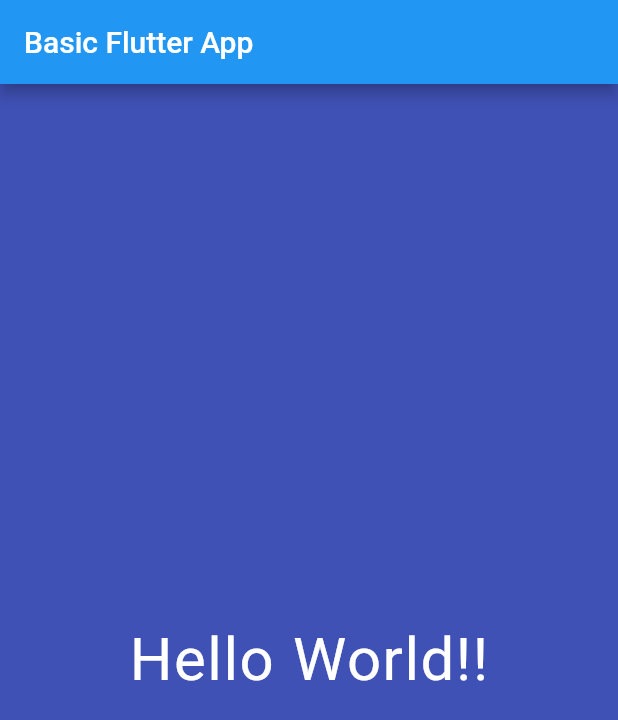
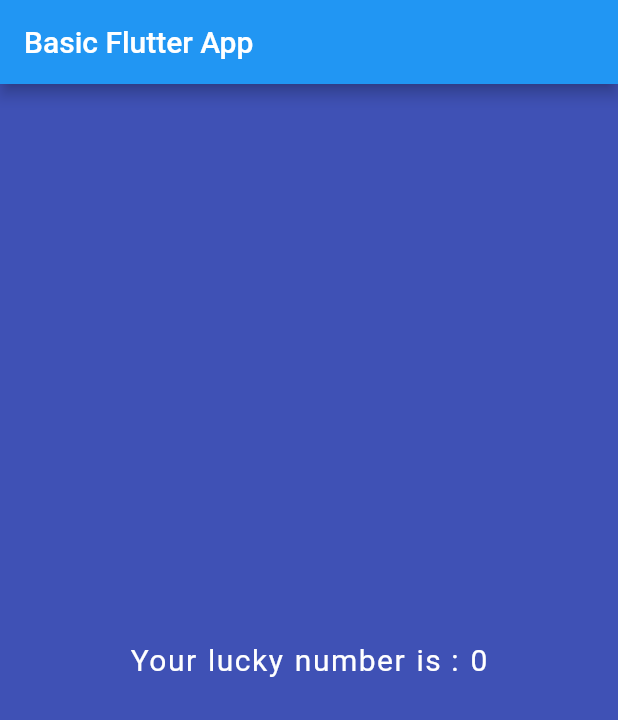
Before and after one commit to SanjayKrishna41/flutter_app, a Flutter app: the screen it shows after launch, on a phone screen of 412 x 824 dp. Shown: the top 720 px of the screen. Run offline on Flutter 3.47's test engine with Material 2 defaults, Android fonts, the phone set to English and light mode, and no system bars.

Commit message:
displaying lucky number app using random function.

```diff
--- a/lib/app_screens/first_screen.dart
+++ b/lib/app_screens/first_screen.dart
@@ -1,3 +1,5 @@
+import 'dart:math';
+
 import 'package:flutter/material.dart';
 
 class FirstScreen extends StatelessWidget{
@@ -6,10 +8,10 @@ class FirstScreen extends StatelessWidget{
     return Material(
         color: Colors.indigo,
         child: Center(child: Text(
-          "Hello World!!",
+          generateLuckyNumber(),
           textDirection: TextDirection.ltr,
           style: TextStyle(color: Colors.white,
-              fontSize: 40.0,
+              fontSize: 20.0,
               letterSpacing: 1,
               wordSpacing: 1),
         )
@@ -17,4 +19,9 @@ class FirstScreen extends StatelessWidget{
     );
   }
 
+  String generateLuckyNumber(){
+    var rand = Random();
+    int luckyNumber = rand.nextInt(10);
+    return "Your lucky number is : ${luckyNumber}";
+  }
 }
```
